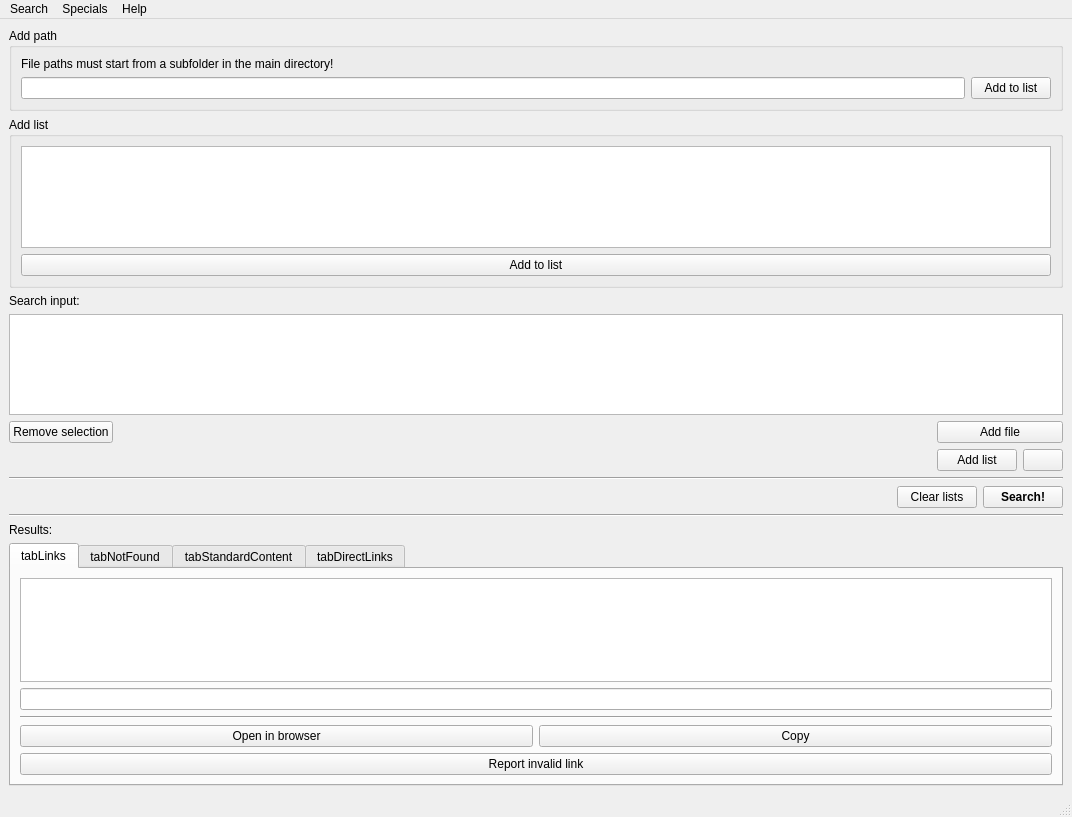
Above: OTModules/wContentSearch/wcontentsearch.ui from pietr26/OMSI-Tools before the change. Below: the same form after it.
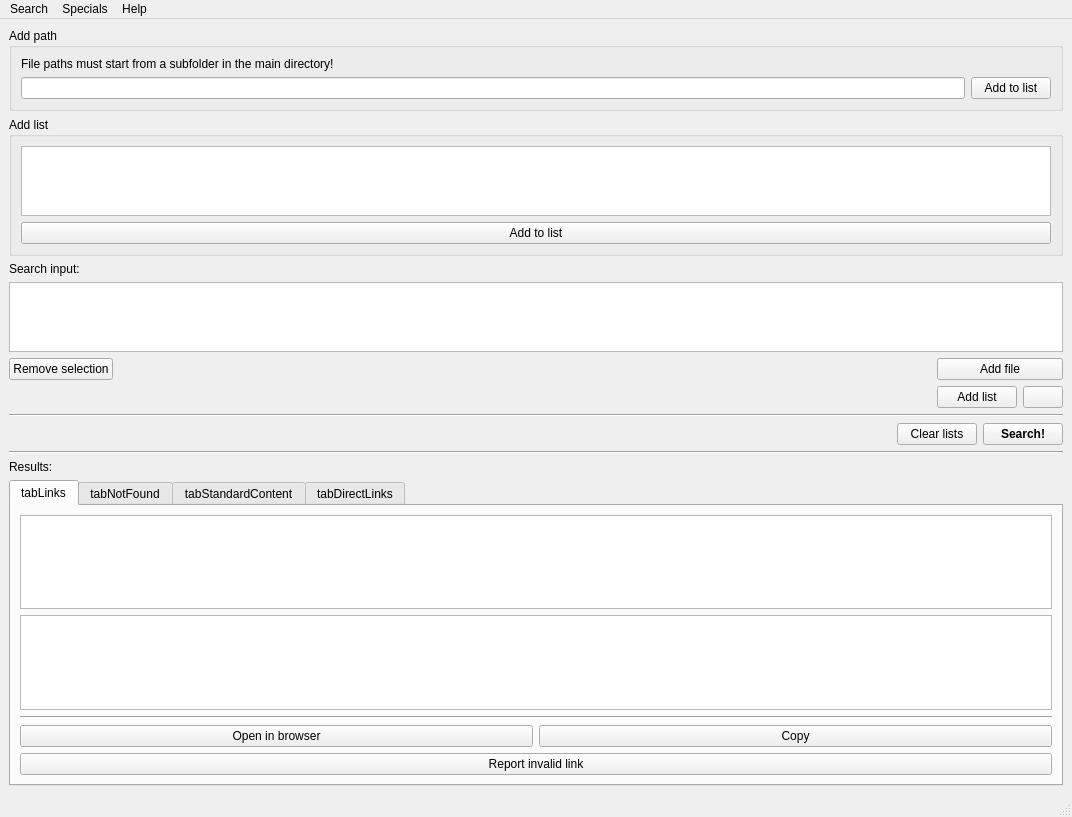
That is the form after the change. Icons and pictures are not drawn.

Commit message: Implemented note system for link information

Diff of the .ui file:
```diff
--- a/OTModules/wContentSearch/wcontentsearch.ui
+++ b/OTModules/wContentSearch/wcontentsearch.ui
@@ -298,11 +298,7 @@
            </widget>
           </item>
           <item>
-           <widget class="QLineEdit" name="ledInformation">
-            <property name="readOnly">
-             <bool>true</bool>
-            </property>
-           </widget>
+           <widget class="QPlainTextEdit" name="pteInformation"/>
           </item>
           <item>
            <widget class="Line" name="line">
```
The commit also changes 1 other file.
